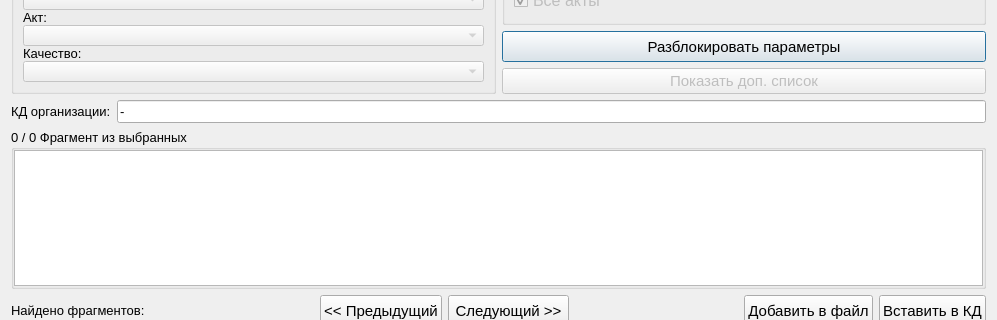
YakSid/KDC_RSREU, file knowledgebase.ui: the form before one commit; both pictures show x 0 to 997 and y 120 to 440 of the 997 by 845 pixel window.
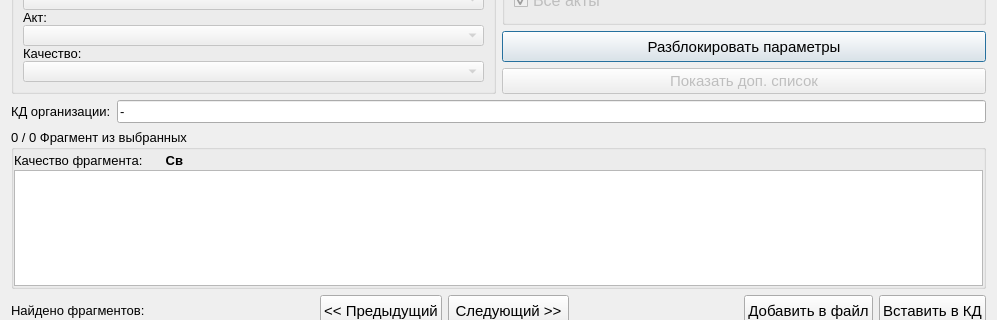
The form after the commit.

```diff
--- a/knowledgebase.ui
+++ b/knowledgebase.ui
@@ -433,6 +433,58 @@
       <property name="bottomMargin">
        <number>0</number>
       </property>
+      <item>
+       <layout class="QHBoxLayout" name="horizontalLayout_2">
+        <item>
+         <widget class="QLabel" name="label_4">
+          <property name="text">
+           <string>Качество фрагмента:</string>
+          </property>
+         </widget>
+        </item>
+        <item>
+         <widget class="QLabel" name="lb_newKach">
+          <property name="minimumSize">
+           <size>
+            <width>40</width>
+            <height>0</height>
+           </size>
+          </property>
+          <property name="maximumSize">
+           <size>
+            <width>40</width>
+            <height>16777215</height>
+           </size>
+          </property>
+          <property name="font">
+           <font>
+            <pointsize>10</pointsize>
+            <bold>true</bold>
+           </font>
+          </property>
+          <property name="text">
+           <string>Св</string>
+          </property>
+          <property name="alignment">
+           <set>Qt::AlignRight|Qt::AlignTrailing|Qt::AlignVCenter</set>
+          </property>
+         </widget>
+        </item>
+        <item>
+         <spacer name="horizontalSpacer">
+          <property name="orientation">
+           <enum>Qt::Horizontal</enum>
+          </property>
+          <property name="sizeHint" stdset="0">
+           <size>
+            <width>40</width>
+            <height>20</height>
+           </size>
+          </property>
+         </spacer>
+        </item>
+       </layout>
+      </item>
       <item>
        <widget class="QTextEdit" name="te_text">
         <property name="minimumSize">
```
